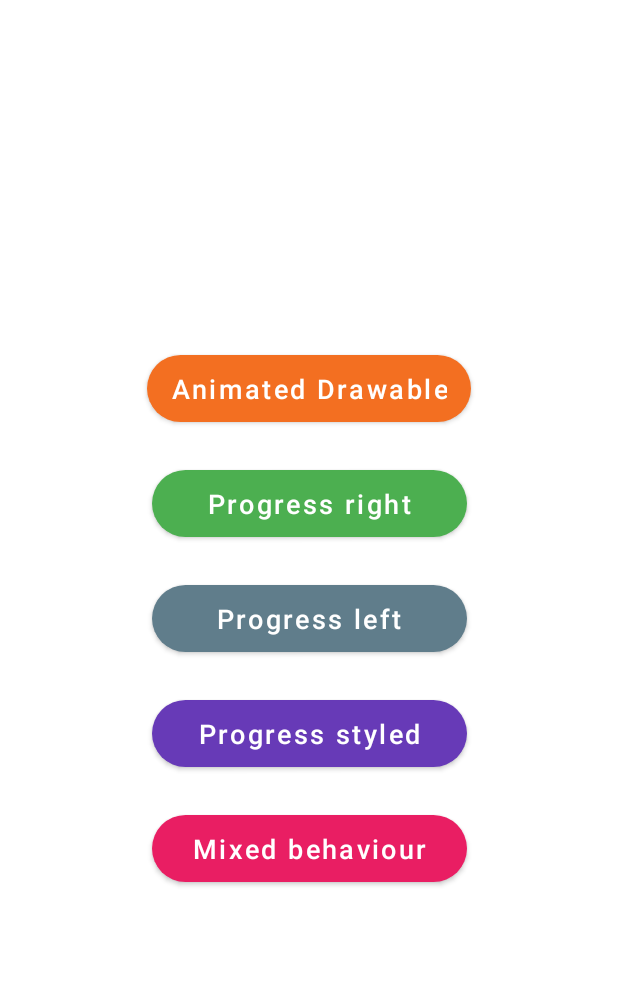
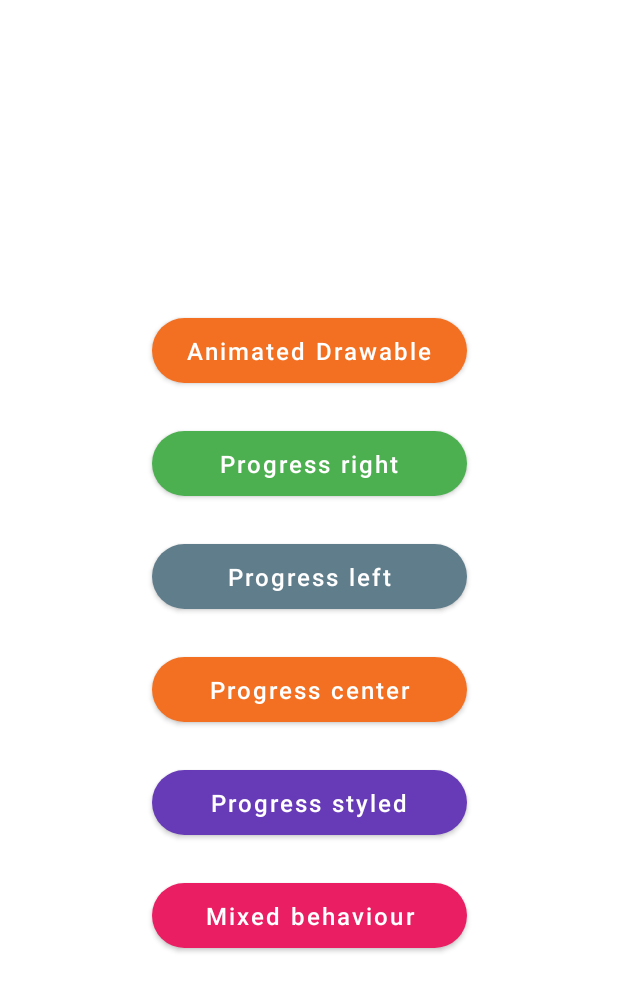
Before and after one commit to razir/ProgressButton, an Android app: the screen it shows after launch (MainActivity), on a phone screen of 412 x 824 dp. Shown: the top 991 px of the screen. Run offline under Robolectric (Android 15) with nearby library versions, the phone set to English and light mode, and no system bars.

Commit message:
update usage examples

```diff
--- a/app/src/main/res/layout/activity_main.xml
+++ b/app/src/main/res/layout/activity_main.xml
@@ -1,17 +1,22 @@
 <?xml version="1.0" encoding="utf-8"?>
-<android.support.constraint.ConstraintLayout xmlns:android="http://schemas.android.com/apk/res/android"
+<ScrollView xmlns:android="http://schemas.android.com/apk/res/android"
     xmlns:app="http://schemas.android.com/apk/res-auto"
     xmlns:tools="http://schemas.android.com/tools"
-    android:id="@+id/rootView"
     android:layout_width="match_parent"
     android:layout_height="match_parent"
+    android:fillViewport="true"
     tools:context="io.razir.progressexample.MainActivity">
+
+    <android.support.constraint.ConstraintLayout
+        android:layout_width="match_parent"
+        android:layout_height="wrap_content">
 
         <android.support.design.button.MaterialButton
             android:id="@+id/buttonAnimatedDrawable"
             style="@style/DefaultButtonStyle"
             android:text="@string/animatedDrawable"
             app:backgroundTint="@color/orange"
+            android:layout_marginTop="@dimen/buttonsMargin"
             app:layout_constraintBottom_toTopOf="@id/buttonProgressRightText"
             app:layout_constraintLeft_toLeftOf="parent"
             app:layout_constraintRight_toRightOf="parent"
@@ -35,10 +40,21 @@
             android:layout_marginTop="@dimen/buttonsMargin"
             android:text="@string/progressLeft"
             app:backgroundTint="@color/blueGrey"
+            app:layout_constraintBottom_toTopOf="@id/buttonProgressCenter"
+            app:layout_constraintLeft_toLeftOf="parent"
+            app:layout_constraintRight_toRightOf="parent"
+            app:layout_constraintTop_toBottomOf="@id/buttonProgressRightText" />
+
+        <android.support.design.button.MaterialButton
+            android:id="@+id/buttonProgressCenter"
+            style="@style/DefaultButtonStyle"
+            android:layout_marginTop="@dimen/buttonsMargin"
+            android:text="@string/progressCenter"
+            app:backgroundTint="@color/orange"
             app:layout_constraintBottom_toTopOf="@id/buttonProgressCustomStyle"
             app:layout_constraintLeft_toLeftOf="parent"
             app:layout_constraintRight_toRightOf="parent"
-        app:layout_constraintTop_toBottomOf="@id/buttonProgressRightText" />
+            app:layout_constraintTop_toBottomOf="@id/buttonProgressLeftText" />
 
         <android.support.design.button.MaterialButton
             android:id="@+id/buttonProgressCustomStyle"
@@ -49,7 +65,7 @@
             app:layout_constraintBottom_toTopOf="@id/buttonProgressMixed"
             app:layout_constraintLeft_toLeftOf="parent"
             app:layout_constraintRight_toRightOf="parent"
-        app:layout_constraintTop_toBottomOf="@id/buttonProgressLeftText" />
+            app:layout_constraintTop_toBottomOf="@id/buttonProgressCenter" />
 
         <android.support.design.button.MaterialButton
             android:id="@+id/buttonProgressMixed"
@@ -63,3 +79,4 @@
             app:layout_constraintTop_toBottomOf="@id/buttonProgressCustomStyle" />
 
     </android.support.constraint.ConstraintLayout>
+</ScrollView>
--- a/app/src/main/res/values/strings.xml
+++ b/app/src/main/res/values/strings.xml
@@ -9,4 +9,5 @@
     <string name="progressCustomStyle">Progress styled</string>
     <string name="mixedBehaviour">Mixed behaviour</string>
     <string name="saved">Saved</string>
+    <string name="progressCenter">Progress center</string>
 </resources>
--- a/app/src/main/res/values/styles.xml
+++ b/app/src/main/res/values/styles.xml
@@ -15,9 +15,11 @@
         <item name="android:paddingBottom">10dp</item>
         <item name="android:textAllCaps">false</item>
         <item name="android:textColor">@android:color/white</item>
-        <item name="android:textSize">18sp</item>
+        <item name="android:textSize">16sp</item>
         <item name="cornerRadius">30dp</item>
         <item name="layout_constrainedWidth">true</item>
+        <item name="layout_constrainedHeight">true</item>
         <item name="layout_constraintWidth_min">@dimen/defaultBtnWidth</item>
+        <item name="layout_constraintHeight_min">55dp</item>
     </style>
 </resources>
```
Also changed, not shown: app/src/main/java/io/razir/progressexample/MainActivity.kt (+16 -0 lines). Lines whose indentation alone changed are shown as unchanged.
